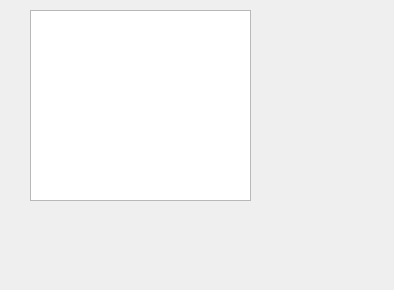
The window that src/ui/clocks.ui (tomblackshaw/palpac) describes before a commit, drawn with Qt 5.
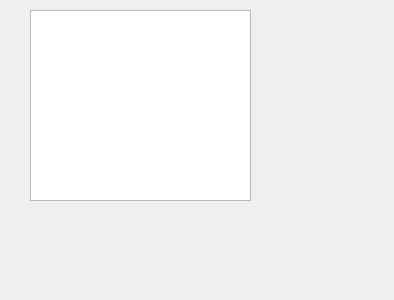
The same window after the commit.

```diff
--- a/src/ui/clocks.ui
+++ b/src/ui/clocks.ui
@@ -7,7 +7,7 @@
     <x>0</x>
     <y>0</y>
     <width>394</width>
-    <height>290</height>
+    <height>300</height>
    </rect>
   </property>
   <property name="sizePolicy">
```
